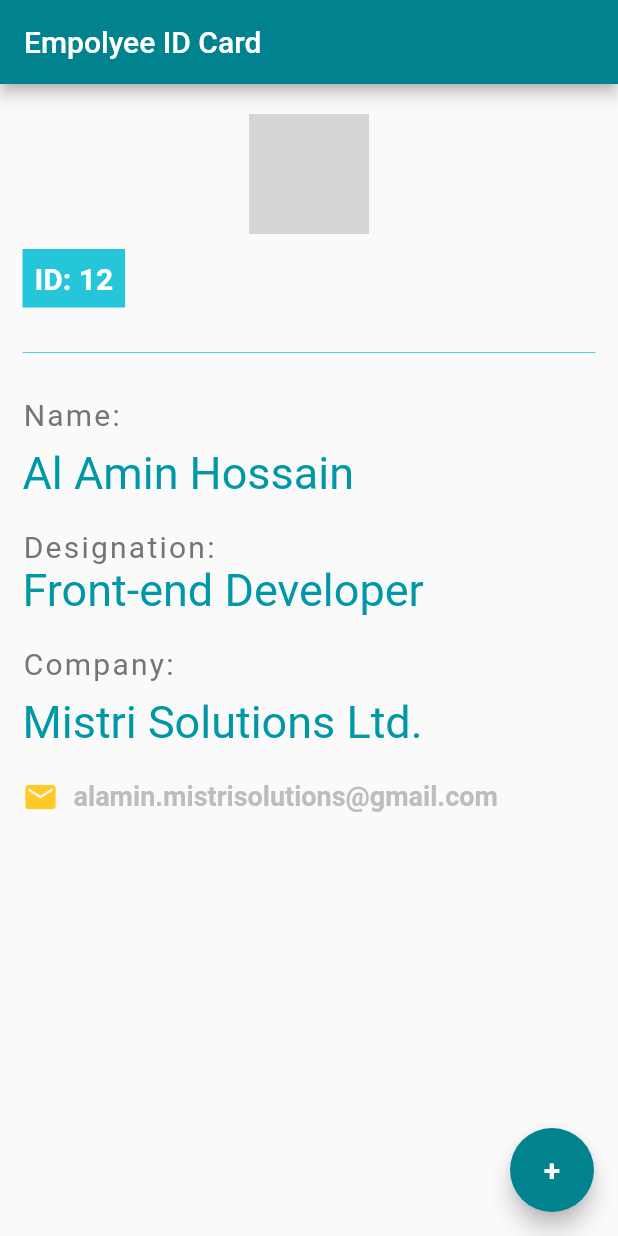
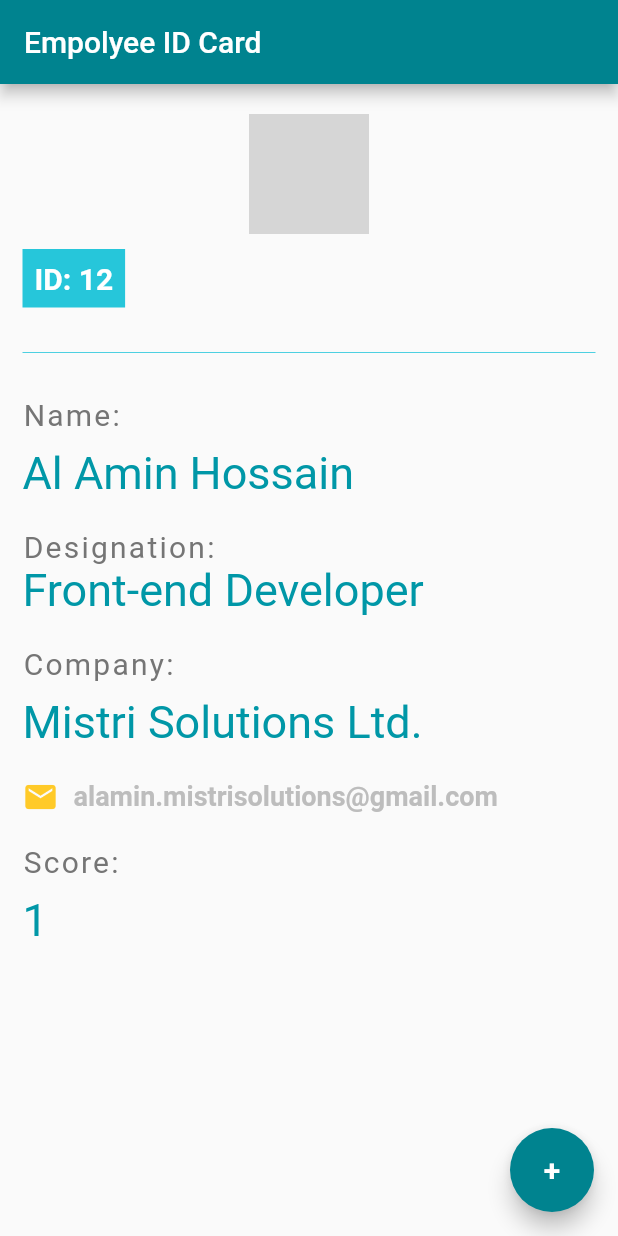
Before and after one commit to alamindevms/flutter-app, a Flutter app: the screen it shows after launch, on a phone screen of 412 x 824 dp. Run offline on Flutter 3.47's test engine with Material 2 defaults, Android fonts, the phone set to English and light mode, and no system bars; grey boxes are pictures that could not be loaded.

Commit message:
increment button working

```diff
--- a/lib/main.dart
+++ b/lib/main.dart
@@ -2,8 +2,16 @@ import 'package:flutter/material.dart';
 
 void main() => runApp(const MaterialApp(home: Home()));
 
-class Home extends StatelessWidget {
+class Home extends StatefulWidget {
   const Home({Key? key}) : super(key: key);
+
+  @override
+  State<Home> createState() => _HomeState();
+}
+
+class _HomeState extends State<Home> {
+  int score = 1;
+
   @override
   Widget build(BuildContext context) {
     return Scaffold(
@@ -48,8 +56,7 @@ class Home extends StatelessWidget {
               style: TextStyle(
                   fontSize: 20,
                   color: Colors.grey.shade600,
-                letterSpacing: 1.5
-              ),
+                  letterSpacing: 1.5),
             ),
             const SizedBox(
               height: 10,
@@ -69,15 +76,11 @@ class Home extends StatelessWidget {
               style: TextStyle(
                   fontSize: 20,
                   color: Colors.grey.shade600,
-                letterSpacing: 1.5
-              ),
+                  letterSpacing: 1.5),
             ),
             Text(
               'Front-end Developer',
-              style: TextStyle(
-                fontSize: 30,
-                color: Colors.cyan.shade700
-              ),
+              style: TextStyle(fontSize: 30, color: Colors.cyan.shade700),
             ),
             const SizedBox(
               height: 20,
@@ -87,18 +90,14 @@ class Home extends StatelessWidget {
               style: TextStyle(
                   fontSize: 20,
                   color: Colors.grey.shade600,
-                letterSpacing: 1.5
-              ),
+                  letterSpacing: 1.5),
             ),
             const SizedBox(
               height: 10,
             ),
             Text(
               'Mistri Solutions Ltd.',
-              style: TextStyle(
-                fontSize: 30,
-                color: Colors.cyan.shade700
-              ),
+              style: TextStyle(fontSize: 30, color: Colors.cyan.shade700),
             ),
             const SizedBox(
               height: 20,
@@ -117,22 +116,39 @@ class Home extends StatelessWidget {
                   style: TextStyle(
                       color: Colors.grey.shade400,
                       fontSize: 18,
-                    fontWeight: FontWeight.w700
-                  ),
+                      fontWeight: FontWeight.w700),
                 )
               ],
-            )
+            ),
+            const SizedBox(
+              height: 20,
+            ),
+            Text(
+              'Score:',
+              style: TextStyle(
+                  fontSize: 20,
+                  color: Colors.grey.shade600,
+                  letterSpacing: 1.5),
+            ),
+            const SizedBox(
+              height: 10,
+            ),
+            Text(
+              '$score',
+              style: TextStyle(fontSize: 30, color: Colors.cyan.shade700),
+            ),
           ],
         ),
       ),
       floatingActionButton: FloatingActionButton(
-        onPressed: () {},
+        onPressed: () {
+          setState(() {
+            score += 1;
+          });
+        },
         child: const Text(
           '+',
-          style: TextStyle(
-            fontSize: 20,
-            fontWeight: FontWeight.w700
-          ),
+          style: TextStyle(fontSize: 20, fontWeight: FontWeight.w700),
         ),
         backgroundColor: Colors?.cyan[800],
       ),
```
Lines whose indentation alone changed are shown as unchanged.
